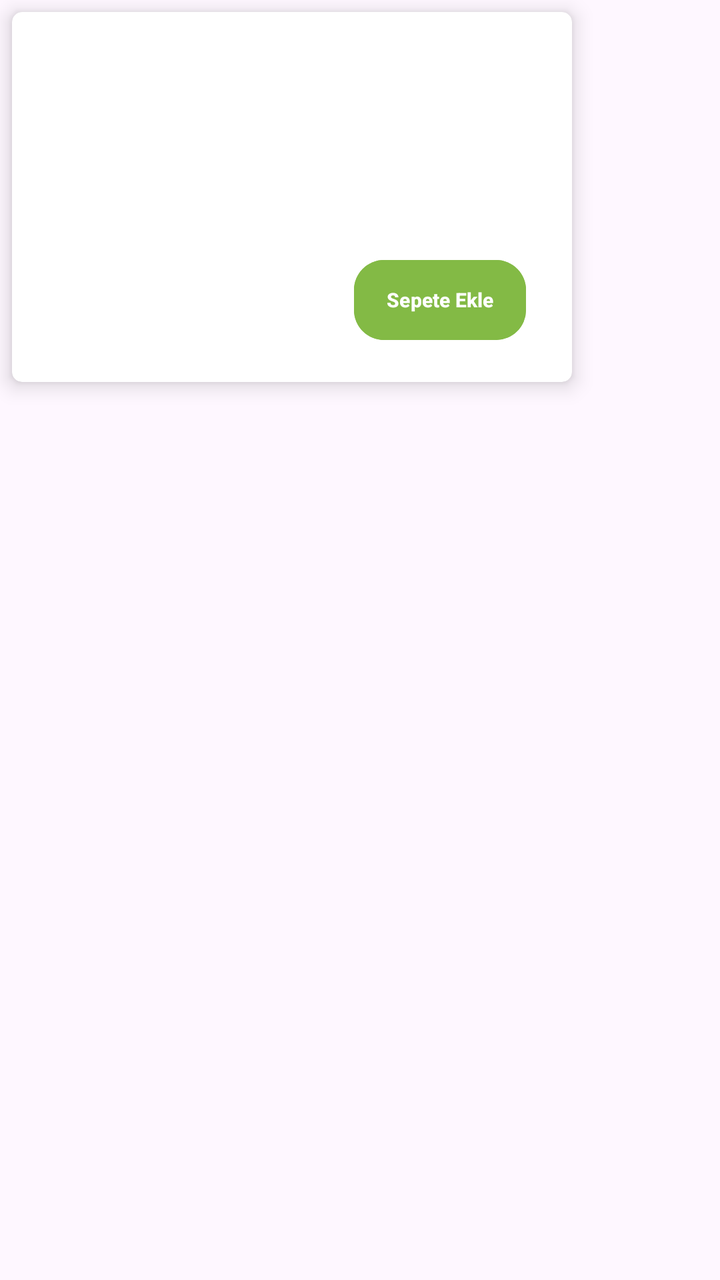
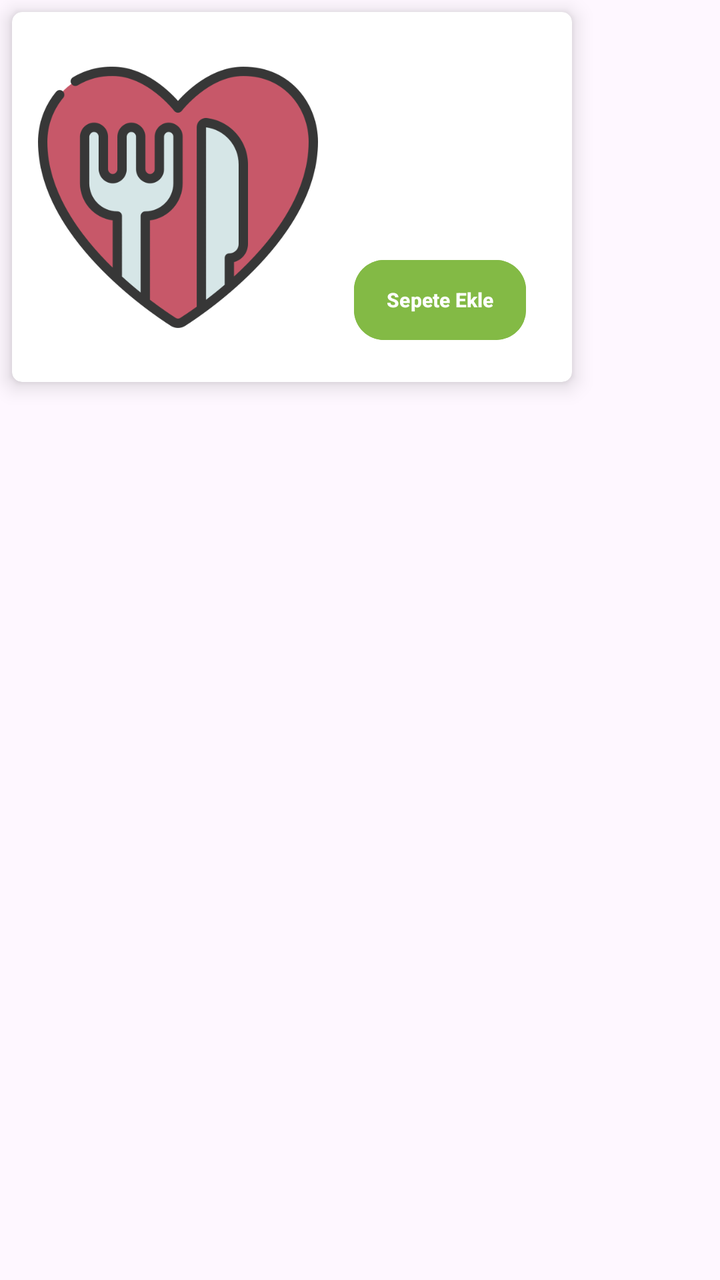

Before-and-after screenshots of an Android layout around one commit, followed by the original layout XML and the change that was made.
<!-- AndroidManifest.xml: application theme Theme.Yumico -->
<!-- res/layout/favori_card_design.xml -->
<?xml version="1.0" encoding="utf-8"?>
<layout xmlns:tools="http://schemas.android.com/tools"
    xmlns:android="http://schemas.android.com/apk/res/android"
    xmlns:app="http://schemas.android.com/apk/res-auto">

    <data>
        <variable
            name="favoriYemeklerObj"
            type="com.ecemm.yumico.data.entity.Yemekler" />
    </data>

    <LinearLayout
        android:layout_width="match_parent"
        android:layout_height="wrap_content"
        android:orientation="vertical">

        <androidx.cardview.widget.CardView
            android:id="@+id/cardViewFavoriler"
            android:layout_width="280dp"
            android:layout_height="185dp"
            android:layout_margin="6dp"
            android:descendantFocusability="blocksDescendants"
            app:cardCornerRadius="5dp"
            app:cardElevation="6dp">

            <androidx.constraintlayout.widget.ConstraintLayout
                android:id="@+id/constraintLFavoriler"
                android:layout_width="match_parent"
                android:layout_height="match_parent"
                android:layout_margin="5dp"
                app:layout_constraintEnd_toEndOf="parent"
                app:layout_constraintHorizontal_bias="0.5"
                app:layout_constraintStart_toStartOf="parent">


                <Button
                    android:id="@+id/buttonSepetEkle"
                    android:layout_width="86dp"
                    android:layout_height="48dp"
                    android:layout_marginStart="16dp"
                    android:layout_marginEnd="16dp"
                    android:layout_marginBottom="12dp"
                    android:backgroundTint="#83BA45"
                    android:elevation="4dp"
                    android:paddingStart="16dp"
                    android:paddingTop="8dp"
                    android:paddingEnd="16dp"
                    android:paddingBottom="8dp"
                    android:text="Sepete Ekle"
                    android:textColor="@android:color/white"
                    android:textSize="10sp"
                    android:textStyle="bold"
                    app:cornerRadius="15dp"
                    app:layout_constraintBottom_toBottomOf="parent"
                    app:layout_constraintEnd_toEndOf="parent"
                    app:layout_constraintStart_toEndOf="@+id/imageViewYemekImage" />


                <ImageView
                    android:id="@+id/imageViewYemekImage"
                    android:layout_width="140dp"
                    android:layout_height="150dp"
                    android:layout_marginStart="8dp"
                    android:layout_marginTop="16dp"
                    android:layout_marginBottom="16dp"
                    android:clickable="true"
                    app:layout_constraintBottom_toBottomOf="parent"
                    app:layout_constraintStart_toStartOf="parent"
                    app:layout_constraintTop_toTopOf="parent" />

                <TextView
                    android:id="@+id/textViewYemekAdi"
                    android:layout_width="wrap_content"
                    android:layout_height="wrap_content"
                    android:layout_marginStart="24dp"
                    android:layout_marginTop="15dp"
                    android:layout_marginEnd="24dp"
                    android:text="@{favoriYemeklerObj.yemek_adi}"
                    app:layout_constraintEnd_toEndOf="parent"
                    app:layout_constraintStart_toEndOf="@+id/imageViewYemekImage"
                    app:layout_constraintTop_toTopOf="parent" />

                <TextView
                    android:id="@+id/textViewYemekPrice"
                    android:layout_width="wrap_content"
                    android:layout_height="wrap_content"
                    android:layout_marginTop="72dp"
                    android:layout_marginEnd="62dp"
                    android:text='@{favoriYemeklerObj.yemek_fiyat+" ₺"}'
                    android:textColor="@color/purpBlue"
                    android:textSize="21sp"
                    android:textStyle="bold"
                    app:layout_constraintEnd_toEndOf="parent"
                    app:layout_constraintTop_toTopOf="parent" />


            </androidx.constraintlayout.widget.ConstraintLayout>
        </androidx.cardview.widget.CardView>
    </LinearLayout>
</layout>
<!-- resources referenced by this layout -->
<resources>
  <color name="purpBlue">#1D1871</color>
  <style name="Theme.Yumico" parent="Base.Theme.Yumico" />
  <style name="Base.Theme.Yumico" parent="Theme.Material3.DayNight.NoActionBar">
          
          
      </style>
</resources>

<!-- the commit's change to res/layout/favori_card_design.xml (unified diff, before → after) -->
@@ -5,7 +5,7 @@
 
     <data>
         <variable
-            name="favoriYemeklerObj"
+            name="favorilenenYemeklerObj"
             type="com.ecemm.yumico.data.entity.Yemekler" />
     </data>
 
@@ -32,7 +32,6 @@
                 app:layout_constraintHorizontal_bias="0.5"
                 app:layout_constraintStart_toStartOf="parent">
 
-
                 <Button
                     android:id="@+id/buttonSepetEkle"
                     android:layout_width="86dp"
@@ -53,11 +52,11 @@
                     app:cornerRadius="15dp"
                     app:layout_constraintBottom_toBottomOf="parent"
                     app:layout_constraintEnd_toEndOf="parent"
-                    app:layout_constraintStart_toEndOf="@+id/imageViewYemekImage" />
+                    app:layout_constraintStart_toEndOf="@+id/imageViewFavYemekImage" />
 
 
                 <ImageView
-                    android:id="@+id/imageViewYemekImage"
+                    android:id="@+id/imageViewFavYemekImage"
                     android:layout_width="140dp"
                     android:layout_height="150dp"
                     android:layout_marginStart="8dp"
@@ -66,28 +65,30 @@
                     android:clickable="true"
                     app:layout_constraintBottom_toBottomOf="parent"
                     app:layout_constraintStart_toStartOf="parent"
-                    app:layout_constraintTop_toTopOf="parent" />
+                    app:layout_constraintTop_toTopOf="parent"
+                    app:srcCompat="@drawable/food_img" />
 
                 <TextView
-                    android:id="@+id/textViewYemekAdi"
+                    android:id="@+id/textViewFavYemekAdi"
                     android:layout_width="wrap_content"
                     android:layout_height="wrap_content"
                     android:layout_marginStart="24dp"
                     android:layout_marginTop="15dp"
                     android:layout_marginEnd="24dp"
-                    android:text="@{favoriYemeklerObj.yemek_adi}"
+                    android:text="@{favorilenenYemeklerObj.yemek_adi}"
+                    android:textColor="@color/black"
                     app:layout_constraintEnd_toEndOf="parent"
-                    app:layout_constraintStart_toEndOf="@+id/imageViewYemekImage"
+                    app:layout_constraintStart_toEndOf="@+id/imageViewFavYemekImage"
                     app:layout_constraintTop_toTopOf="parent" />
 
                 <TextView
-                    android:id="@+id/textViewYemekPrice"
+                    android:id="@+id/textViewFavYemekPrice"
                     android:layout_width="wrap_content"
                     android:layout_height="wrap_content"
                     android:layout_marginTop="72dp"
                     android:layout_marginEnd="62dp"
-                    android:text='@{favoriYemeklerObj.yemek_fiyat+" ₺"}'
-                    android:textColor="@color/purpBlue"
+                    android:text='@{favorilenenYemeklerObj.yemek_fiyat+" ₺"}'
+                    android:textColor="@color/black"
                     android:textSize="21sp"
                     android:textStyle="bold"
                     app:layout_constraintEnd_toEndOf="parent"
<!-- resource entries referenced after the edit -->
@@ -1,6 +1,7 @@
 <!-- resources referenced by this layout -->
 <resources>
-  <color name="purpBlue">#1D1871</color>
+  <color name="black">#FF000000</color>
+  <!-- drawable food_img: png bitmap (drawable, 32633 bytes) -->
   <style name="Theme.Yumico" parent="Base.Theme.Yumico" />
   <style name="Base.Theme.Yumico" parent="Theme.Material3.DayNight.NoActionBar">
           
